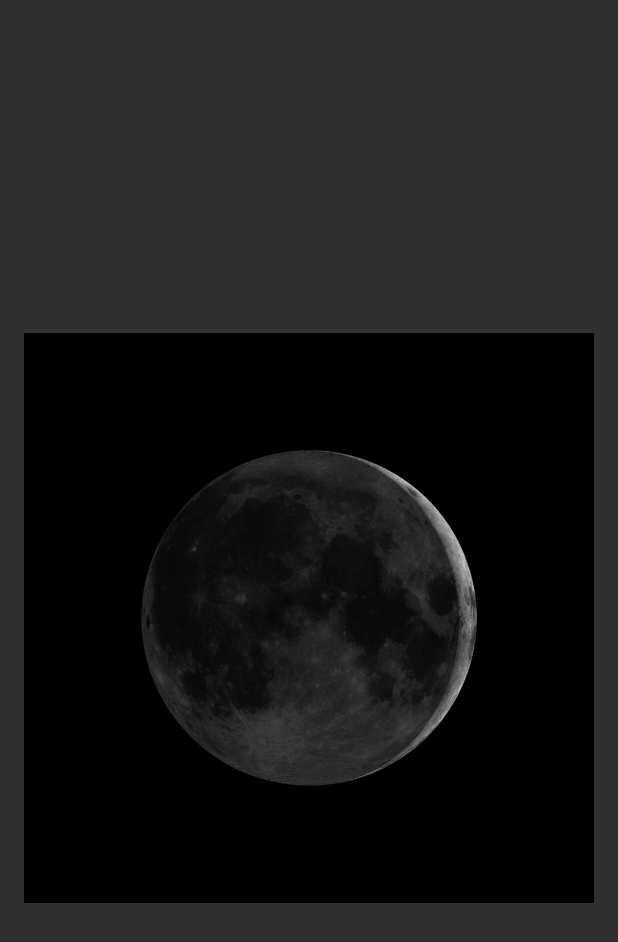
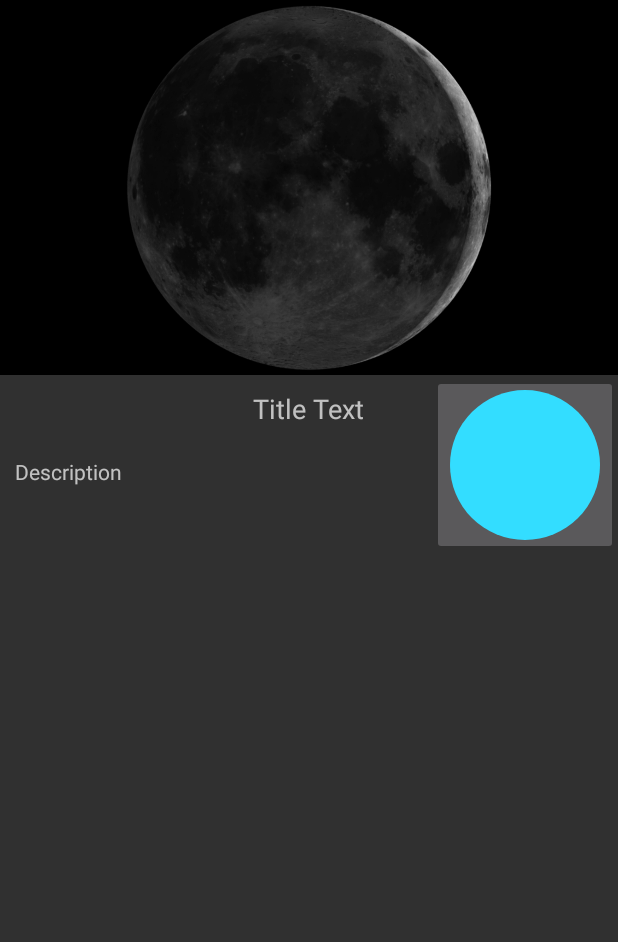
Before and after one commit to rahulyhg/Astronomy_app, an Android app: the layout activity_apod_details.xml on its own in the app's theme, with its tools: preview values and no code run, on a phone screen of 412 x 824 dp. Shown: the top 942 px of the screen. Run offline under Robolectric (Android 15) with nearby library versions, the light colour scheme and no system bars.

Commit message:
apod details nearly done

```diff
--- a/app/src/main/java/ericz/astronomyalmanac/MainActivity.java
+++ b/app/src/main/java/ericz/astronomyalmanac/MainActivity.java
@@ -27,9 +27,9 @@ public class MainActivity extends AppCompatActivity {
             mFragments[2] = (Apod.newInstance());
 
         //some classes are left un implemented becaues I didn't have time to finish them
-            transaction.add(R.id.moonView, mFragments[0]);
-            transaction.add(R.id.dayView, mFragments[1]);
-            transaction.add(R.id.apodView, mFragments[2]);
+            transaction.replace(R.id.moonView, mFragments[0]);
+            transaction.replace(R.id.dayView, mFragments[1]);
+            transaction.replace(R.id.apodView, mFragments[2]);
 
 
             transaction.commit();
--- a/app/src/main/java/ericz/astronomyalmanac/MoonDetails.java
+++ b/app/src/main/java/ericz/astronomyalmanac/MoonDetails.java
@@ -6,7 +6,6 @@ import android.os.AsyncTask;
 import android.support.v7.app.AppCompatActivity;
 import android.os.Bundle;
 import android.widget.ImageView;
-import android.widget.Toast;
 
 import java.io.IOException;
 import java.io.InputStream;
@@ -24,7 +23,7 @@ public class MoonDetails extends AppCompatActivity {
     protected void onCreate(Bundle savedInstanceState) {
         super.onCreate(savedInstanceState);
         setContentView(R.layout.activity_moon_details);
-        ImageView earthView = (ImageView) findViewById(R.id.viewOfEarth);
+        ImageView earthView = (ImageView) findViewById(R.id.apodimageview);
         getMoonPicture getMoonPicture = new getMoonPicture();
         Bitmap bitmap = null;
         try {
--- a/app/src/main/java/ericz/astronomyalmanac/MoonViewFragment.java
+++ b/app/src/main/java/ericz/astronomyalmanac/MoonViewFragment.java
@@ -101,7 +101,7 @@ public class MoonViewFragment extends Fragment {
             e.printStackTrace();
         }
         //creation of the imageview in the center containing the moon
-        ImageView moonImageView = (ImageView)view.findViewById(R.id.moonImageView);
+        ImageView moonImageView = (ImageView)view.findViewById(R.id.apodimageview);
         moonImageView.bringToFront();
 
         TextView moonLabelText = (TextView)view.findViewById(R.id.moonLabelText);
--- /dev/null
+++ b/app/src/main/res/drawable/othercircle.xml
@@ -0,0 +1,7 @@
+<?xml version="1.0" encoding="utf-8"?>
+<shape xmlns:android="http://schemas.android.com/apk/res/android">
+    <solid android:color="#33DDFF" />
+    <corners android:radius="50dp" />
+    <size android:height="100dp"/>
+    <size android:width="100dp"/>
+</shape>
--- a/app/src/main/res/layout/activity_apod_details.xml
+++ b/app/src/main/res/layout/activity_apod_details.xml
@@ -1,20 +1,53 @@
 <?xml version="1.0" encoding="utf-8"?>
-<RelativeLayout xmlns:android="http://schemas.android.com/apk/res/android"
-    xmlns:tools="http://schemas.android.com/tools"
-    android:layout_width="match_parent"
-    android:layout_height="match_parent"
-    android:paddingBottom="@dimen/activity_vertical_margin"
-    android:paddingLeft="@dimen/activity_horizontal_margin"
-    android:paddingRight="@dimen/activity_horizontal_margin"
-    android:paddingTop="@dimen/activity_vertical_margin"
-    tools:context="ericz.astronomyalmanac.ApodDetails">
 
 
-    <ImageView
+<ScrollView android:layout_width="wrap_content"
+    android:layout_height="wrap_content"
+    xmlns:android="http://schemas.android.com/apk/res/android">
+    <RelativeLayout xmlns:android="http://schemas.android.com/apk/res/android"
+        xmlns:tools="http://schemas.android.com/tools"
         android:layout_width="match_parent"
-        android:layout_height="wrap_content"
-        android:id="@+id/apodimageview"
-        android:layout_alignParentTop="true"
-        android:layout_alignParentStart="true"
-        android:src="@drawable/moonasdfasdf" />
-</RelativeLayout>
+        android:layout_height="match_parent"
+
+        tools:context="ericz.astronomyalmanac.MoonDetails">
+
+        <ImageView
+            android:scaleType="centerCrop"
+            android:src="@drawable/moonasdfasdf"
+            android:layout_width="match_parent"
+            android:layout_height="250dp"
+            android:id="@+id/apodimageview"
+            android:layout_alignParentTop="true"
+            android:layout_centerHorizontal="true" />
+
+        <TextView
+            android:padding="10dp"
+            android:layout_width="wrap_content"
+            android:layout_height="wrap_content"
+            android:textAppearance="?android:attr/textAppearanceMedium"
+            android:text="Title Text"
+            android:id="@+id/APODTitleText"
+            android:layout_below="@+id/apodimageview"
+            android:layout_centerHorizontal="true" />
+        <TextView
+            android:padding="10dp"
+            android:id="@+id/descriptionTextView"
+            android:text="Description"
+            android:layout_width="match_parent"
+            android:layout_height="wrap_content"
+            android:layout_below="@+id/APODTitleText"/>
+
+        <ImageButton
+
+            android:id="@+id/imageButton"
+            android:layout_below="@+id/apodimageview"
+            android:layout_alignParentEnd="true"
+            android:src="@drawable/othercircle"
+            android:layout_width="wrap_content"
+            android:layout_height="wrap_content" />
+
+    </RelativeLayout>
+
+
+
+</ScrollView>
--- a/app/src/main/res/layout/activity_moon_details.xml
+++ b/app/src/main/res/layout/activity_moon_details.xml
@@ -16,7 +16,7 @@
             android:src="@drawable/moonasdfasdf"
             android:layout_width="match_parent"
             android:layout_height="250dp"
-            android:id="@+id/viewOfEarth"
+            android:id="@+id/apodimageview"
             android:layout_alignParentTop="true"
             android:layout_centerHorizontal="true" />
 
@@ -26,7 +26,7 @@
             android:textAppearance="?android:attr/textAppearanceMedium"
             android:text="Current View of the Moon"
             android:id="@+id/textView"
-            android:layout_below="@+id/viewOfEarth"
+            android:layout_below="@+id/apodimageview"
             android:layout_centerHorizontal="true" />
     </RelativeLayout>
 
--- a/app/src/main/res/layout/fragment_jupiter_view.xml
+++ b/app/src/main/res/layout/fragment_jupiter_view.xml
@@ -21,7 +21,7 @@
             android:padding="5dp"
             android:layout_width="wrap_content"
             android:layout_height="100dp"
-            android:id="@+id/moonImageView"
+            android:id="@+id/apodimageview"
             android:src="@drawable/third_quarter"
             android:layout_alignParentTop="true"
             android:layout_alignParentStart="true" />
@@ -33,7 +33,7 @@
             android:textAppearance="?android:attr/textAppearanceLarge"
             android:text="Moon"
             android:id="@+id/textView3"
-            android:layout_alignBottom="@+id/moonImageView"
+            android:layout_alignBottom="@+id/apodimageview"
             android:layout_alignParentStart="true" />
 
         <TextView
@@ -44,7 +44,7 @@
             android:textAppearance="?android:attr/textAppearanceMedium"
             android:text="PlaceHolder"
             android:id="@+id/moonPhaseText"
-            android:layout_below="@+id/moonImageView"
+            android:layout_below="@+id/apodimageview"
             android:layout_alignParentStart="true" />
 
         <TextView
--- a/app/src/main/res/layout/fragment_saturn_view.xml
+++ b/app/src/main/res/layout/fragment_saturn_view.xml
@@ -24,7 +24,7 @@
             android:padding="5dp"
             android:layout_width="wrap_content"
             android:layout_height="100dp"
-            android:id="@+id/moonImageView"
+            android:id="@+id/apodimageview"
             android:src="@drawable/sun_image_alt"
             android:layout_alignParentTop="true" />
 
@@ -37,7 +37,7 @@
             android:textAppearance="?android:attr/textAppearanceLarge"
             android:text="Saturn"
             android:id="@+id/textView3"
-            android:layout_alignBottom="@+id/moonImageView"
+            android:layout_alignBottom="@+id/apodimageview"
             android:layout_alignParentStart="true" />
 
         <TextView
@@ -48,7 +48,7 @@
             android:textAppearance="?android:attr/textAppearanceSmall"
             android:text="PlaceHolder"
             android:id="@+id/moonPhaseText"
-            android:layout_below="@+id/moonImageView"
+            android:layout_below="@+id/apodimageview"
             android:layout_alignParentStart="true" />
 
         <TextView
--- a/app/src/main/res/layout/fragment_venus_view.xml
+++ b/app/src/main/res/layout/fragment_venus_view.xml
@@ -21,7 +21,7 @@
             android:padding="5dp"
             android:layout_width="wrap_content"
             android:layout_height="100dp"
-            android:id="@+id/moonImageView"
+            android:id="@+id/apodimageview"
             android:src="@drawable/third_quarter"
             android:layout_alignParentTop="true"
             android:layout_alignParentStart="true" />
@@ -33,7 +33,7 @@
             android:textAppearance="?android:attr/textAppearanceLarge"
             android:text="Moon"
             android:id="@+id/textView3"
-            android:layout_alignBottom="@+id/moonImageView"
+            android:layout_alignBottom="@+id/apodimageview"
             android:layout_alignParentStart="true" />
 
         <TextView
@@ -44,7 +44,7 @@
             android:textAppearance="?android:attr/textAppearanceMedium"
             android:text="PlaceHolder"
             android:id="@+id/moonPhaseText"
-            android:layout_below="@+id/moonImageView"
+            android:layout_below="@+id/apodimageview"
             android:layout_alignParentStart="true" />
 
         <TextView
```
Also changed, not shown: app/src/main/java/ericz/astronomyalmanac/Apod.java (+15 -0 lines), app/src/main/java/ericz/astronomyalmanac/ApodDetails.java (+105 -13 lines), app/src/main/res/drawable/circlebutton.xml (added, +13 -0 lines), app/src/main/res/layout/fragment_card_view.xml (+4 -4 lines), 4 other files.
